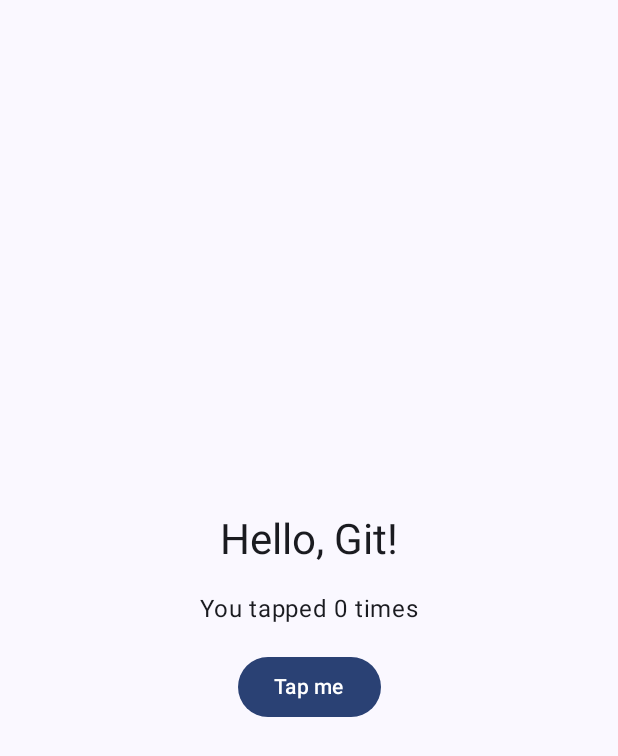
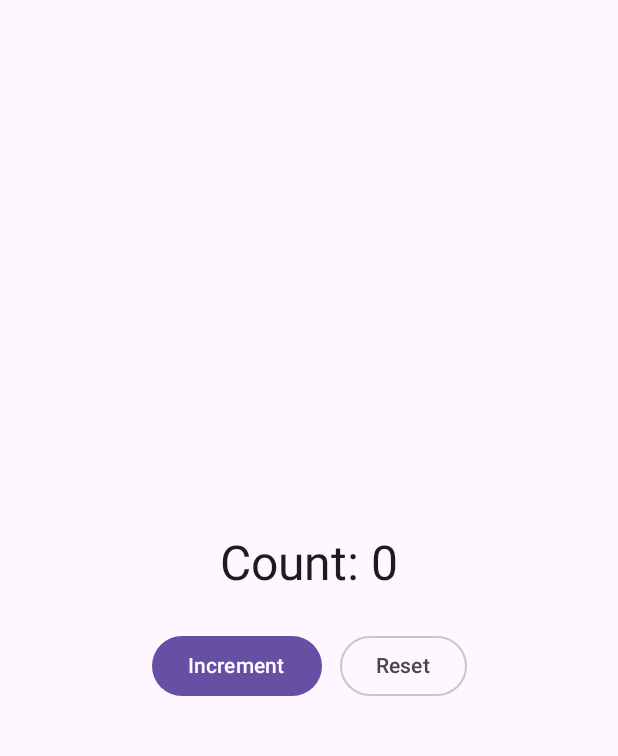
Before and after one commit to spanish-latteeeee/HelloGit, an Android app built with Jetpack Compose: the screen it shows after launch (MainActivity), on a phone screen of 412 x 824 dp. Shown: the top 756 px of the screen. Run offline under Robolectric (Android 15) with nearby library versions, the phone set to English and light mode, and no system bars.

Commit message:
Rename counter button and add Reset button

```diff
--- a/app/src/main/java/com/example/hellogit/MainActivity.kt
+++ b/app/src/main/java/com/example/hellogit/MainActivity.kt
@@ -6,12 +6,15 @@ import androidx.activity.compose.setContent
 import androidx.activity.enableEdgeToEdge
 import androidx.compose.foundation.layout.Arrangement
 import androidx.compose.foundation.layout.Column
+import androidx.compose.foundation.layout.Row
 import androidx.compose.foundation.layout.Spacer
 import androidx.compose.foundation.layout.fillMaxSize
 import androidx.compose.foundation.layout.height
 import androidx.compose.foundation.layout.padding
+import androidx.compose.foundation.layout.width
 import androidx.compose.material3.Button
 import androidx.compose.material3.MaterialTheme
+import androidx.compose.material3.OutlinedButton
 import androidx.compose.material3.Scaffold
 import androidx.compose.material3.Text
 import androidx.compose.runtime.Composable
@@ -22,14 +25,13 @@ import androidx.compose.runtime.setValue
 import androidx.compose.ui.Alignment
 import androidx.compose.ui.Modifier
 import androidx.compose.ui.unit.dp
-import com.example.hellogit.ui.theme.HelloGitTheme
 
 class MainActivity : ComponentActivity() {
     override fun onCreate(savedInstanceState: Bundle?) {
         super.onCreate(savedInstanceState)
         enableEdgeToEdge()
         setContent {
-            HelloGitTheme {
+            MaterialTheme {
                 Scaffold(modifier = Modifier.fillMaxSize()) { innerPadding ->
                     CounterScreen(modifier = Modifier.padding(innerPadding))
                 }
@@ -43,16 +45,25 @@ fun CounterScreen(modifier: Modifier = Modifier) {
     var count by rememberSaveable { mutableIntStateOf(0) }
 
     Column(
-        modifier = modifier.fillMaxSize(),
+        modifier = modifier
+            .fillMaxSize()
+            .padding(24.dp),
         horizontalAlignment = Alignment.CenterHorizontally,
         verticalArrangement = Arrangement.Center
     ) {
-        Text("Hello, Git!", style = MaterialTheme.typography.headlineMedium)
-        Spacer(Modifier.height(16.dp))
-        Text("You tapped $count times")
-        Spacer(Modifier.height(16.dp))
-        Button(onClick = { count++ }) {
-            Text("Tap me")
+        Text(
+            text = "Count: $count",
+            style = MaterialTheme.typography.headlineLarge
+        )
+        Spacer(modifier = Modifier.height(24.dp))
+        Row(horizontalArrangement = Arrangement.Center) {
+            Button(onClick = { count++ }) {
+                Text(text = "Increment")
+            }
+            Spacer(modifier = Modifier.width(12.dp))
+            OutlinedButton(onClick = { count = 0 }) {
+                Text(text = "Reset")
+            }
         }
     }
 }
```
